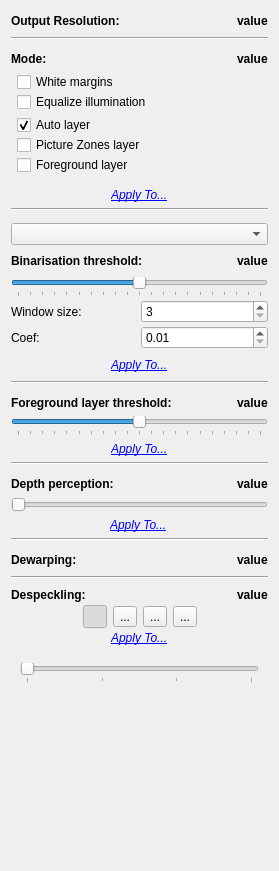
Old version of the form src/core/filters/output/ui/OutputOptionsWidget.ui in the repository trufanov-nok/scantailor-universal.
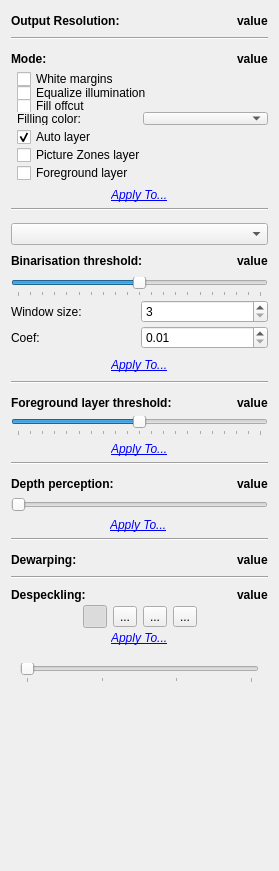
New version of the form. Icons and pictures are not drawn.

Commit message:
Add a fill color for areas outside the page
The output filter can now fill the areas outside the source image with
the background color, with white or with black. The "Fill offcut" option
also fills the area that the split line cuts off from the page.
The options apply to the color, grayscale and mixed modes.
The default values give the same output as before.

The CLI options are --filling-color and --fill-offcut.
This feature comes from ScanTailor Advanced.
This port does not include the option that fills the area outside the
page box, or the color estimator for the background.

Patch:
```diff
--- a/src/core/filters/output/ui/OutputOptionsWidget.ui
+++ b/src/core/filters/output/ui/OutputOptionsWidget.ui
@@ -187,6 +187,27 @@
            </property>
           </widget>
          </item>
+         <item>
+          <widget class="QCheckBox" name="fillOffcutCB">
+           <property name="text">
+            <string>Fill offcut</string>
+           </property>
+          </widget>
+         </item>
+         <item>
+          <layout class="QHBoxLayout" name="fillingColorLayout">
+           <item>
+            <widget class="QLabel" name="fillingColorLabel">
+             <property name="text">
+              <string>Filling color:</string>
+             </property>
+            </widget>
+           </item>
+           <item>
+            <widget class="QComboBox" name="fillingColorSelector"/>
+           </item>
+          </layout>
+         </item>
         </layout>
        </widget>
       </item>
```
The commit also changes 10 other files.
